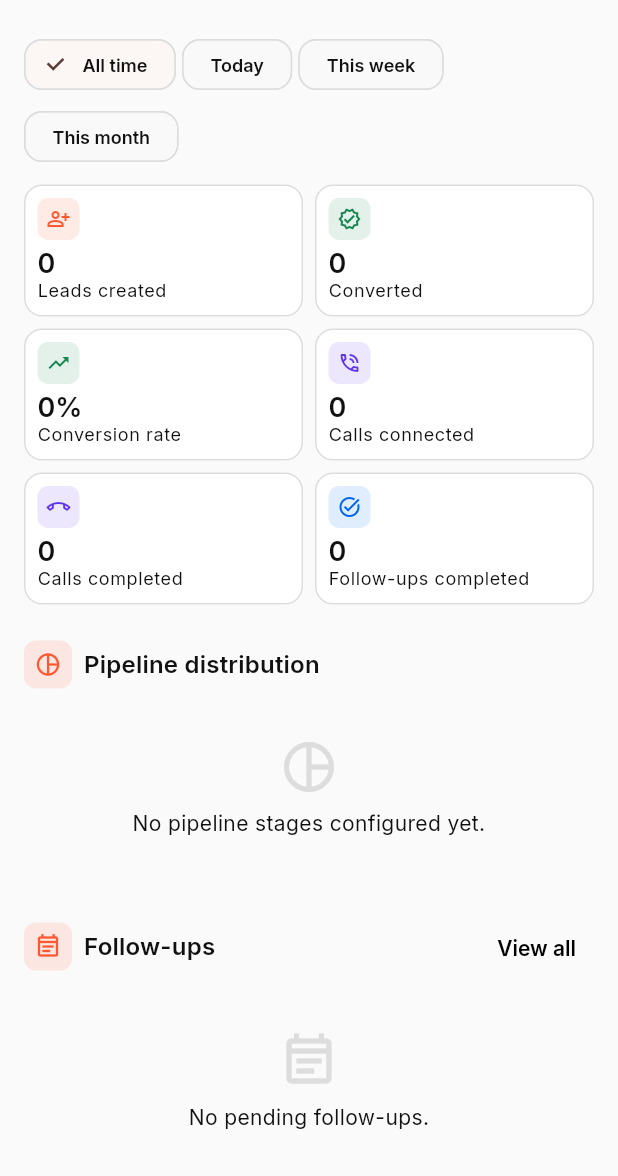
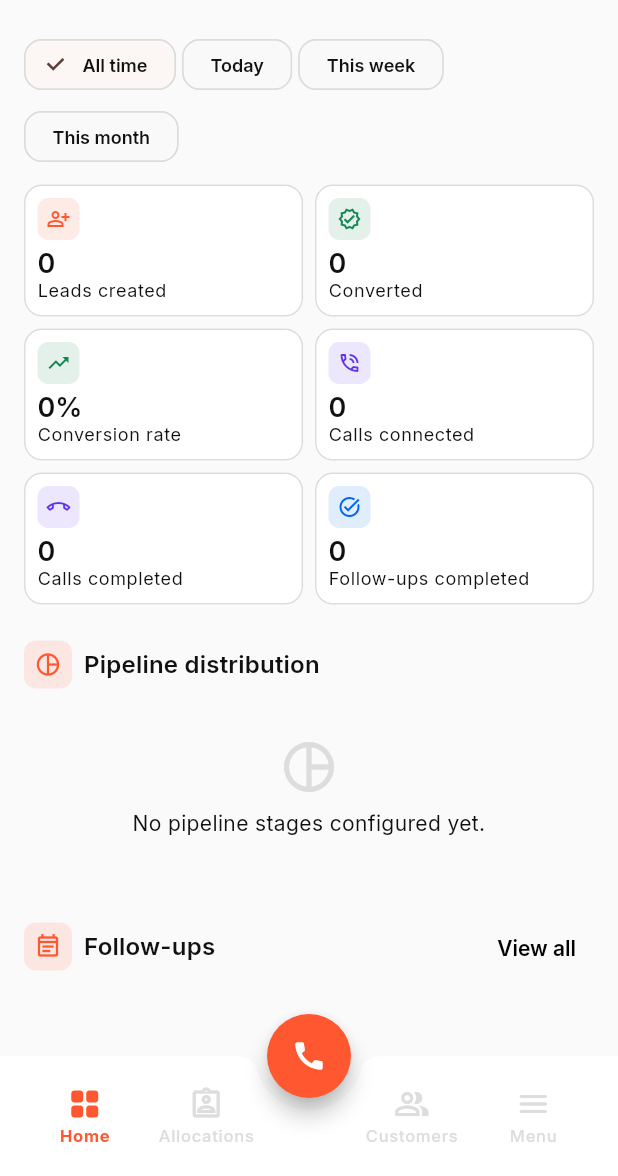
Before and after one commit to igobackend6/CRM, a Flutter app: the AppShellScreen screen opened by its route, scrolled down 576 dp, on a phone screen of 412 x 824 dp, the part 60-1236 px from its top. Run offline on Flutter 3.47's test engine with Material 3 defaults, Android fonts, the phone set to English and light mode, and no system bars; our stand-ins replace dio, file_picker, flutter_dotenv, flutter_riverpod, flutter_secure_storage, go_router and 1 more; accounts and stored records are empty; network calls fail.

Commit message:
Add bottom nav footer (Runo-reference layout): Home/Allocations/Customers/Menu
UI only, per the user's reference screenshots of the Runo app -- data
wiring/workflow for these sections is deferred.

- core/widgets/app_bottom_nav_bar.dart: notched BottomAppBar with a
  center-docked call FAB (AppColors.brandOrange, the app's existing
  Runo-derived token), 4 tabs with active-state orange tinting
- AppShellScreen (Home): wires the bar in, tabs push to the closest
  existing real screen -- Allocations -> Lead List, unchanged otherwise
- Menu screen (new): surfaces Reports/Rechurn queue/Message templates/
  Notifications/Sign out -- the same actions already in the app bar,
  just given a proper grouped-list home instead of being icon-only
- Customers screen (new): honest EmptyStateView placeholder -- there is
  no customer list endpoint yet (customers are lead rows with
  is_customer=true, only reachable today from a lead's own detail
  screen), so this says so rather than faking a list
- route_paths.dart: bare /app/customers (previously only /app/customers/:id
  existed) and /app/menu

The bar itself doesn't yet persist across the four screens (each tab
pushes on top rather than swapping within a shared shell) -- flagged in
AppBottomNavBar's docstring as the next step if wanted.

Flutter 527 passed, flutter analyze clean. Verified live on device
(RMX2151): all four tabs and the call FAB navigate correctly.

Co-Authored-By: Claude Sonnet 5 <noreply@anthropic.com>

```diff
--- a/mobile/lib/core/router/app_router.dart
+++ b/mobile/lib/core/router/app_router.dart
@@ -3,12 +3,14 @@ import 'package:flutter_riverpod/flutter_riverpod.dart';
 import 'package:go_router/go_router.dart';
 
 import '../../features/app_shell/presentation/screens/app_shell_screen.dart';
+import '../../features/app_shell/presentation/screens/menu_screen.dart';
 import '../../features/auth/presentation/providers/auth_providers.dart';
 import '../../features/auth/presentation/screens/login_screen.dart';
 import '../../features/calls/presentation/screens/call_detail_screen.dart';
 import '../../features/calls/presentation/screens/call_form_screen.dart';
 import '../../features/calls/presentation/screens/call_list_screen.dart';
 import '../../features/customer360/presentation/screens/customer_detail_screen.dart';
+import '../../features/customer360/presentation/screens/customers_overview_screen.dart';
 import '../../features/followups/presentation/screens/follow_up_detail_screen.dart';
 import '../../features/followups/presentation/screens/follow_up_form_screen.dart';
 import '../../features/followups/presentation/screens/follow_up_list_screen.dart';
@@ -111,10 +113,15 @@ final routerProvider = Provider<GoRouter>((ref) {
           ),
         ],
       ),
+      // Declared before the `:id` child, same reasoning as leads'/
+      // follow-ups' "create" routes above — otherwise a literal
+      // "/app/customers" match would fall through to the `:id` pattern.
+      GoRoute(path: RoutePaths.customers, builder: (context, state) => const CustomersOverviewScreen()),
       GoRoute(
         path: '${RoutePaths.customers}/:id',
         builder: (context, state) => CustomerDetailScreen(customerId: state.pathParameters['id']!),
       ),
+      GoRoute(path: RoutePaths.menu, builder: (context, state) => const MenuScreen()),
       GoRoute(path: RoutePaths.notifications, builder: (context, state) => const NotificationListScreen()),
       GoRoute(
         path: RoutePaths.calls,
--- a/mobile/lib/core/router/route_paths.dart
+++ b/mobile/lib/core/router/route_paths.dart
@@ -30,11 +30,17 @@ class RoutePaths {
 
   // Phase 8 — Customer 360 & Unified Interaction Timeline. `id` is an
   // existing leads.id (a customer IS a lead with is_customer=true) —
-  // there is no separate customer id space, and no customer *list*
-  // screen (out of scope; reachable only from Lead Detail or a direct
-  // link).
+  // there is no separate customer id space. `customers` itself (no id)
+  // used to have no screen at all; the bottom nav's Customers tab
+  // (below) now gives it one, still just a placeholder pending the real
+  // list.
   static const String customers = '/app/customers';
   static String customerDetail(String id) => '/app/customers/$id';
+
+  // Bottom nav (Runo-reference footer, docs/design/design-tokens.md) —
+  // Home/Allocations reuse existing routes (app shell, leads); Customers
+  // above and Menu here are new landing points the footer needed.
+  static const String menu = '/app/menu';
 
   // Phase 9 — Calling & Call Log Foundation.
   static const String calls = '/app/calls';
--- /dev/null
+++ b/mobile/lib/core/widgets/app_bottom_nav_bar.dart
@@ -0,0 +1,126 @@
+import 'package:flutter/material.dart';
+
+import '../theme/app_colors.dart';
+import '../theme/app_spacing.dart';
+
+/// The app's four bottom-nav destinations, matching the real Runo app's
+/// footer (docs/design/design-tokens.md) — Home / Allocations /
+/// Customers / Menu, with a fifth "action" slot (Call) surfaced as the
+/// notched center FAB rather than a fifth tab, same as the reference.
+enum AppNavTab { home, allocations, customers, menu }
+
+/// The persistent bottom navigation bar — a notched [BottomAppBar] with
+/// [AppCallFab] docked in the center notch (wire both together via
+/// `Scaffold.bottomNavigationBar` + `floatingActionButton:
+/// floatingActionButtonLocation: FloatingActionButtonLocation.centerDocked`,
+/// see `AppShellScreen`). UI only for now — each tab navigates to the
+/// closest existing screen; a persistent-across-screens shell (so the
+/// bar itself doesn't disappear when a tab pushes a new route) is
+/// deferred workflow, not part of this pass.
+class AppBottomNavBar extends StatelessWidget {
+  const AppBottomNavBar({super.key, required this.currentTab, required this.onSelect});
+
+  final AppNavTab currentTab;
+  final ValueChanged<AppNavTab> onSelect;
+
+  @override
+  Widget build(BuildContext context) {
+    final theme = Theme.of(context);
+    return BottomAppBar(
+      shape: const CircularNotchedRectangle(),
+      notchMargin: 8,
+      color: theme.colorScheme.surface,
+      surfaceTintColor: Colors.transparent,
+      elevation: 8,
+      child: Row(
+        mainAxisAlignment: MainAxisAlignment.spaceBetween,
+        children: [
+          _NavItem(
+            icon: Icons.grid_view_rounded,
+            label: 'Home',
+            selected: currentTab == AppNavTab.home,
+            onTap: () => onSelect(AppNavTab.home),
+          ),
+          _NavItem(
+            icon: Icons.assignment_ind_outlined,
+            label: 'Allocations',
+            selected: currentTab == AppNavTab.allocations,
+            onTap: () => onSelect(AppNavTab.allocations),
+          ),
+          // Reserves the space the notch cuts into, so the two left/right
+          // item pairs don't crowd the docked FAB.
+          const SizedBox(width: 56),
+          _NavItem(
+            icon: Icons.people_alt_outlined,
+            label: 'Customers',
+            selected: currentTab == AppNavTab.customers,
+            onTap: () => onSelect(AppNavTab.customers),
+          ),
+          _NavItem(
+            icon: Icons.menu_rounded,
+            label: 'Menu',
+            selected: currentTab == AppNavTab.menu,
+            onTap: () => onSelect(AppNavTab.menu),
+          ),
+        ],
+      ),
+    );
+  }
+}
+
+class _NavItem extends StatelessWidget {
+  const _NavItem({required this.icon, required this.label, required this.selected, required this.onTap});
+
+  final IconData icon;
+  final String label;
+  final bool selected;
+  final VoidCallback onTap;
+
+  @override
+  Widget build(BuildContext context) {
+    final theme = Theme.of(context);
+    final color = selected ? AppColors.brandOrange : theme.colorScheme.outline;
+    return Expanded(
+      child: InkWell(
+        onTap: onTap,
+        child: Padding(
+          padding: const EdgeInsets.symmetric(vertical: AppSpacing.sm),
+          child: Column(
+            mainAxisSize: MainAxisSize.min,
+            children: [
+              Icon(icon, color: color),
+              const SizedBox(height: 2),
+              Text(
+                label,
+                style: theme.textTheme.labelSmall?.copyWith(color: color, fontWeight: selected ? FontWeight.w700 : null),
+              ),
+            ],
+          ),
+        ),
+      ),
+    );
+  }
+}
+
+/// The bottom bar's docked center action — a phone dialer shortcut, the
+/// same "floating call button" every Runo screen keeps on screen.
+/// Destination is the existing call list/log (`RoutePaths.calls`, no
+/// `leadId` = every call) — the closest real screen today; a proper
+/// standalone dialer is deferred workflow.
+class AppCallFab extends StatelessWidget {
+  const AppCallFab({super.key, required this.onPressed});
+
+  final VoidCallback onPressed;
+
+  @override
+  Widget build(BuildContext context) {
+    return FloatingActionButton(
+      onPressed: onPressed,
+      backgroundColor: AppColors.brandOrange,
+      foregroundColor: Colors.white,
+      tooltip: 'Calls',
+      shape: const CircleBorder(),
+      child: const Icon(Icons.call),
+    );
+  }
+}
--- a/mobile/lib/core/widgets/widgets.dart
+++ b/mobile/lib/core/widgets/widgets.dart
@@ -7,6 +7,7 @@ library;
 export 'accent_card.dart';
 export 'activity_filter_chips.dart';
 export 'activity_tile.dart';
+export 'app_bottom_nav_bar.dart';
 export 'app_error_banner.dart';
 export 'app_retry_view.dart';
 export 'app_status_chip.dart';
--- a/mobile/lib/features/app_shell/presentation/screens/app_shell_screen.dart
+++ b/mobile/lib/features/app_shell/presentation/screens/app_shell_screen.dart
@@ -4,6 +4,7 @@ import 'package:go_router/go_router.dart';
 
 import '../../../../core/constants/app_constants.dart';
 import '../../../../core/router/route_paths.dart';
+import '../../../../core/widgets/widgets.dart';
 import '../../../auth/presentation/providers/auth_providers.dart';
 import '../../../dashboard/presentation/screens/dashboard_screen.dart';
 import '../../../notifications/presentation/providers/notification_providers.dart';
@@ -61,6 +62,30 @@ class AppShellScreen extends ConsumerWidget {
         ],
       ),
       body: const DashboardScreen(),
+      // The Runo-reference footer (docs/design/design-tokens.md) — UI
+      // only for this pass. Home is this screen; the other three tabs
+      // push the closest existing screen rather than swapping this
+      // Scaffold's body, so the bar itself doesn't yet persist across
+      // them — see AppBottomNavBar's docstring.
+      bottomNavigationBar: AppBottomNavBar(
+        currentTab: AppNavTab.home,
+        onSelect: (tab) => _onNavTap(context, tab),
+      ),
+      floatingActionButton: AppCallFab(onPressed: () => context.push(RoutePaths.calls)),
+      floatingActionButtonLocation: FloatingActionButtonLocation.centerDocked,
     );
   }
+
+  void _onNavTap(BuildContext context, AppNavTab tab) {
+    switch (tab) {
+      case AppNavTab.home:
+        break; // already here
+      case AppNavTab.allocations:
+        context.push(RoutePaths.leads);
+      case AppNavTab.customers:
+        context.push(RoutePaths.customers);
+      case AppNavTab.menu:
+        context.push(RoutePaths.menu);
+    }
+  }
 }
```
Also changed, not shown: mobile/lib/features/app_shell/presentation/screens/menu_screen.dart (added, +85 -0 lines), mobile/lib/features/customer360/presentation/screens/customers_overview_screen.dart (added, +24 -0 lines).
